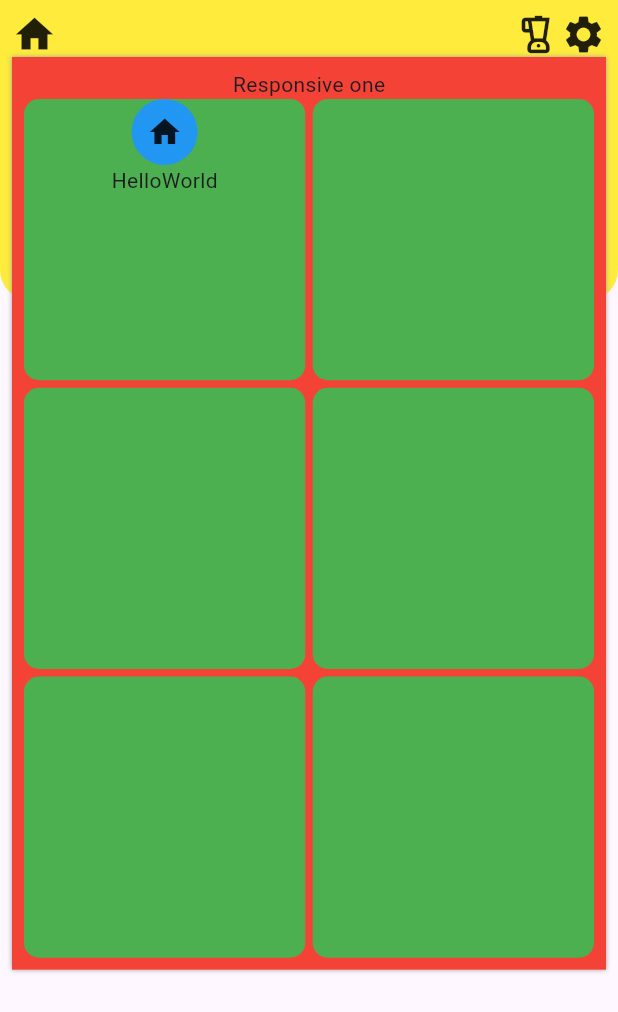
After one commit to lakshmanakumar-v/infinityhub_demo_screen, a Flutter app: the DemoScreen screen opened directly, on a phone screen of 412 x 824 dp. The commit adds this screen. Shown: the top 1012 px of the screen. Run offline on Flutter 3.47's test engine with Material 3 defaults, Android fonts, the phone set to English and light mode, and no system bars.

Commit message:
First commit

```diff
--- a/lib/home_page.dart
+++ b/lib/app_screens/home_page.dart
@@ -1,7 +1,8 @@
 import 'package:flutter/material.dart';
-import 'package:infinityhub_demo_screens/custom_payment_list.dart';
-import 'package:infinityhub_demo_screens/settings_page.dart';
-import 'package:infinityhub_demo_screens/transactional_list_page.dart';
+import 'package:infinityhub_demo_screens/app_screens/transactional_list_page.dart';
+import 'package:infinityhub_demo_screens/class/class_app.dart';
+import 'package:infinityhub_demo_screens/custom_widgets/custom_payment_list.dart';
+import 'package:infinityhub_demo_screens/app_screens/settings_page.dart';
 
 class HomePage extends StatefulWidget {
   const HomePage({super.key});
@@ -38,18 +39,18 @@ class _HomePageState extends State<HomePage> {
         ),
         centerTitle: true,
         title: RichText(
-          text: const TextSpan(
+          text: TextSpan(
             children: [
               TextSpan(
-                text: "RASE",
-                style: TextStyle(
+                text: AppString().richtext1,
+                style: const TextStyle(
                     fontSize: 20,
                     fontWeight: FontWeight.bold,
                     color: Colors.green),
               ),
               TextSpan(
-                text: "ED",
-                style: TextStyle(
+                text: AppString().richtext2,
+                style: const TextStyle(
                     fontSize: 20,
                     fontWeight: FontWeight.bold,
                     color: Colors.deepPurple),
--- a/lib/transactional_list_page.dart
+++ b/lib/app_screens/transactional_list_page.dart
@@ -1,6 +1,6 @@
 import 'package:flutter/material.dart';
-import 'package:infinityhub_demo_screens/custome_transactional_list.dart';
-import 'package:infinityhub_demo_screens/home_page.dart';
+import 'package:infinityhub_demo_screens/custom_widgets/custome_transactional_list.dart';
+import 'package:infinityhub_demo_screens/app_screens/home_page.dart';
 
 class TransactionalListPage extends StatefulWidget {
   const TransactionalListPage({super.key});
--- /dev/null
+++ b/lib/class/class_app.dart
@@ -0,0 +1,8 @@
+class AppString {
+  String richtext1 = "RESE";
+  String richtext2 = "ED";
+}
+
+class AppImage {
+  String demoImage = "assets/images/image.png";
+}
--- /dev/null
+++ b/lib/demo_screen.dart
@@ -0,0 +1,259 @@
+import 'package:flutter/material.dart';
+
+class DemoScreen extends StatefulWidget {
+  const DemoScreen({super.key});
+
+  @override
+  State<DemoScreen> createState() => _DemoScreenState();
+}
+
+class _DemoScreenState extends State<DemoScreen> {
+  String tapButton = "Home";
+
+  void ontap() {
+    if (tapButton == "Home") {
+      Colors.red;
+    } else if (tapButton == "Shopping") {
+      Colors.green;
+    } else {
+      Colors.yellow;
+    }
+  }
+
+  @override
+  Widget build(BuildContext context) {
+    return Scaffold(
+      // appBar: AppBar(
+      //   title: const Text(
+      //     "Demo Screen",
+      //     style: TextStyle(color: Colors.white, fontWeight: FontWeight.bold),
+      //   ),
+      //   centerTitle: true,
+      //   backgroundColor: Colors.teal.shade300,
+      // ),
+      // body: Column(
+      //   crossAxisAlignment: CrossAxisAlignment.start,
+      //   children: [
+      //     const SizedBox(
+      //       height: 20,
+      //     ),
+      //     const Center(
+      //       child: Text(
+      //         "DemoScreen Display",
+      //         style: TextStyle(
+      //             fontWeight: FontWeight.bold,
+      //             color: Colors.black,
+      //             fontSize: 30),
+      //       ),
+      //     ),
+      //     Padding(
+      //       padding: const EdgeInsets.all(20.0),
+      //       child: Container(
+      //         height: 170,
+      //         width: double.infinity,
+      //         decoration: BoxDecoration(
+      //             color: Colors.purple.shade300,
+      //             borderRadius: BorderRadius.circular(10),
+      //             boxShadow: const [
+      //               BoxShadow(
+      //                 blurRadius: 3,
+      //                 blurStyle: BlurStyle.outer,
+      //                 color: Colors.grey,
+      //               )
+      //             ]),
+      //       ),
+      //     ),
+      //     Stack(
+      //       children: [
+      //         Align(
+      //           alignment: Alignment.topCenter,
+      //           child: Container(
+      //             height: 200,
+      //             decoration: BoxDecoration(
+      //               color: Colors.blue,
+      //               border: Border.all(color: Colors.blue),
+      //             ),
+
+      //           ),
+      //         ),
+      //         Align(
+      //           alignment: Alignment.bottomCenter,
+      //           child: Container(
+      //             height: 200,
+      //             decoration: BoxDecoration(
+      //                 color: Colors.green,
+      //                 border: Border.all(color: Colors.blue)),
+      //           ),
+      //         ),
+      //       ],
+      //     ),
+      //     Column(
+      //           children: [
+      //             Padding(
+      //               padding: const EdgeInsets.all(8.0),
+      //               child: Container(
+      //                 height: 100,
+      //                 width: 300,
+      //                 decoration: BoxDecoration(
+      //                     color: Color(0xffE23412),
+      //                     border: Border.all(color: Colors.yellow)),
+      //               ),
+      //             ),
+      //             Align(
+      //               alignment: Alignment.topLeft,
+      //               child: Padding(
+      //                 padding: const EdgeInsets.all(8.0),
+      //                 child: Container(
+      //                   height: 100,
+      //                   width: 300,
+      //                   decoration: BoxDecoration(
+      //                       color: Color(0xffE67412),
+      //                       border: Border.all(color: Colors.yellow)),
+      //                 ),
+      //               ),
+      //             ),
+      //           ],
+      //         ),
+      //   ],
+      // ),
+      // bottomNavigationBar: BottomNavigationBar(
+      //   onTap: (value) {
+      //     ontap();
+      //   },
+      //   items: const [
+      //     BottomNavigationBarItem(
+      //       label: "Home",
+      //       icon: Icon(Icons.home),
+      //     ),
+      //     BottomNavigationBarItem(
+      //       label: "Shopping",
+      //       icon: Icon(Icons.shopping_cart),
+      //     ),
+      //     BottomNavigationBarItem(
+      //       label: "Profile",
+      //       icon: Icon(Icons.person),
+      //     ),
+      //   ],
+      // ),
+
+      //Stack inside elements
+      body: Stack(
+        children: [
+          Container(
+            height: 200,
+            decoration: const BoxDecoration(
+              color: Colors.yellow,
+              borderRadius: BorderRadius.only(
+                bottomLeft: Radius.circular(20),
+                bottomRight: Radius.circular(20),
+              ),
+            ),
+          ),
+          Padding(
+            padding: const EdgeInsets.all(8.0),
+            child: Column(
+              children: [
+                const Row(
+                  children: [
+                    Icon(
+                      Icons.home,
+                      size: 30,
+                    ),
+                    Expanded(
+                      child: Align(
+                        alignment: Alignment.topRight,
+                        child: Icon(
+                          Icons.blender_outlined,
+                          size: 30,
+                        ),
+                      ),
+                    ),
+                    Icon(
+                      Icons.settings,
+                      size: 30,
+                    ),
+                  ],
+                ),
+                Container(
+                  decoration: const BoxDecoration(
+                      color: Colors.red,
+                      boxShadow: [
+                        BoxShadow(
+                            blurRadius: 2,
+                            blurStyle: BlurStyle.outer,
+                            color: Colors.grey)
+                      ]),
+                  child: Padding(
+                    padding: const EdgeInsets.all(8.0),
+                    child: Column(
+                      children: [
+                        const Text("Responsive one"),
+                        GridView.count(
+                          shrinkWrap: true,
+                          crossAxisCount: 2,
+                          crossAxisSpacing: 5,
+                          mainAxisSpacing: 5,
+                          children: [
+                            Container(
+                              decoration: BoxDecoration(
+                                color: Colors.green,
+                                borderRadius: BorderRadius.circular(10),
+                              ),
+                              child: Column(
+                                children: [
+                                  Container(
+                                    padding: const EdgeInsets.all(10),
+                                    decoration: BoxDecoration(
+                                      borderRadius: BorderRadius.circular(40),
+                                      color: Colors.blue,
+                                    ),
+                                    child: const Icon(Icons.home),
+                                  ),
+                                  const Text("HelloWorld")
+                                ],
+                              ),
+                            ),
+                            Container(
+                              height: 100,
+                              decoration: BoxDecoration(
+                                  color: Colors.green,
+                                  borderRadius: BorderRadius.circular(10)),
+                            ),
+                            Container(
+                              height: 100,
+                              decoration: BoxDecoration(
+                                  color: Colors.green,
+                                  borderRadius: BorderRadius.circular(10)),
+                            ),
+                            Container(
+                              height: 100,
+                              decoration: BoxDecoration(
+                                  color: Colors.green,
+                                  borderRadius: BorderRadius.circular(10)),
+                            ),
+                            Container(
+                              height: 100,
+                              decoration: BoxDecoration(
+                                  color: Colors.green,
+                                  borderRadius: BorderRadius.circular(10)),
+                            ),
+                            Container(
+                              height: 100,
+                              decoration: BoxDecoration(
+                                  color: Colors.green,
+                                  borderRadius: BorderRadius.circular(10)),
+                            ),
+                          ],
+                        )
+                      ],
+                    ),
+                  ),
+                )
+              ],
+            ),
+          )
+        ],
+      ),
+    );
+  }
+}
--- a/lib/main.dart
+++ b/lib/main.dart
@@ -1,5 +1,5 @@
 import 'package:flutter/material.dart';
-import 'package:infinityhub_demo_screens/home_page.dart';
+import 'package:infinityhub_demo_screens/app_screens/home_page.dart';
 
 void main() {
   runApp(const MyApp());
```
Also changed, not shown: assets/images/image.png (added), assets/images/images.jpg (added), assets/images/images1.jpg (added), lib/app_screens/settings_page.dart (renamed from lib/settings_page.dart), lib/custom_widgets/custom_payment_list.dart (renamed from lib/custom_payment_list.dart), lib/custom_widgets/custome_transactional_list.dart (renamed from lib/custome_transactional_list.dart).
